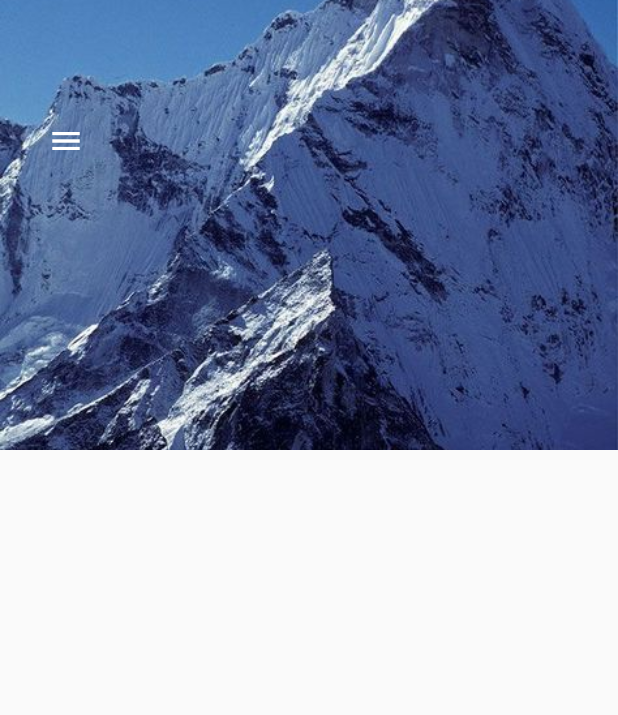
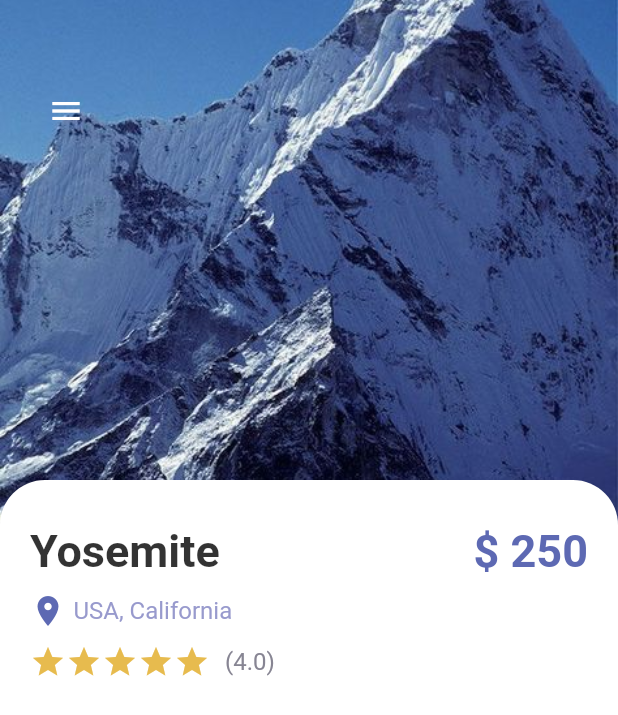
Before and after one commit to Sihamtahi/Tripy, a Flutter app: the screen it shows after launch, on a phone screen of 412 x 824 dp. Shown: the top 715 px of the screen. Run offline on Flutter 3.47's test engine with Material 2 defaults, Android fonts, the phone set to English and light mode, and no system bars.

Commit message:
adding detail info  to the detail page

```diff
--- a/lib/detail_page.dart
+++ b/lib/detail_page.dart
@@ -1,4 +1,7 @@
 
+import 'package:cubit_application/misc/colors.dart';
+import 'package:cubit_application/widgets/app_large_text.dart';
+import 'package:cubit_application/widgets/app_text.dart';
 import 'package:flutter/cupertino.dart';
 import 'package:flutter/material.dart';
 
@@ -24,7 +27,7 @@ class _DetailpageState extends State<Detailpage> {
              right: 0,
              child: Container(
                width: double.maxFinite,
-               height: 300,
+               height: 350,
                decoration: BoxDecoration(
                  image: DecorationImage(
                    image: AssetImage("img/mountain.jpeg"),
@@ -38,13 +41,62 @@ class _DetailpageState extends State<Detailpage> {
          )),
           Positioned(
               left : 20,
-              top: 70,
+              top: 50,
               child: Row(
 
                 children: [
                   IconButton(onPressed: (){},icon : Icon(Icons.menu, color: Colors.white,))
                 ],
-              ))
+              )),
+          Positioned(
+            top:320,
+              child: Container(
+                padding: const EdgeInsets.only(left: 20, right: 20, top: 30),
+                width: MediaQuery.of(context).size.width,
+                height: 500,
+                decoration: BoxDecoration(
+                    color: Colors.white,
+                  borderRadius:  BorderRadius.only(
+                    topLeft: Radius.circular(30),
+                    topRight: Radius.circular(30)
+                  )
+                ),
+                child: Column(
+                  crossAxisAlignment: CrossAxisAlignment.start,
+
+                  children: [
+                    Row(
+                      mainAxisAlignment: MainAxisAlignment.spaceBetween,
+                      children: [
+                        AppLargeText(text: "Yosemite", color: Colors.black.withOpacity(0.8),),
+                        AppLargeText(text: "\$ 250", color: AppColors.mainColor,)
+                      ],
+                    ),
+                    SizedBox(height: 10,),
+                    Row(
+                      children: [
+                        Icon(Icons.location_on, color: AppColors.mainColor,),
+                        SizedBox(width:5,),
+                        AppText(text: "USA, California", color: AppColors.textColor1,)
+
+
+                      ],
+                    ),
+                    SizedBox(height: 10,),
+                    Row(
+                      children: [
+                        Wrap(
+                            children: List.generate(5, (index){
+                              return Icon(Icons.star, color: AppColors.starColor,);
+                            })
+                        ),
+                        SizedBox(width: 10),
+                        AppText(text: "(4.0)", color: AppColors.textColor2,)
+                      ],
+                    )
+                  ],
+                ),
+          ))
         ],
         ),
       ),
```
